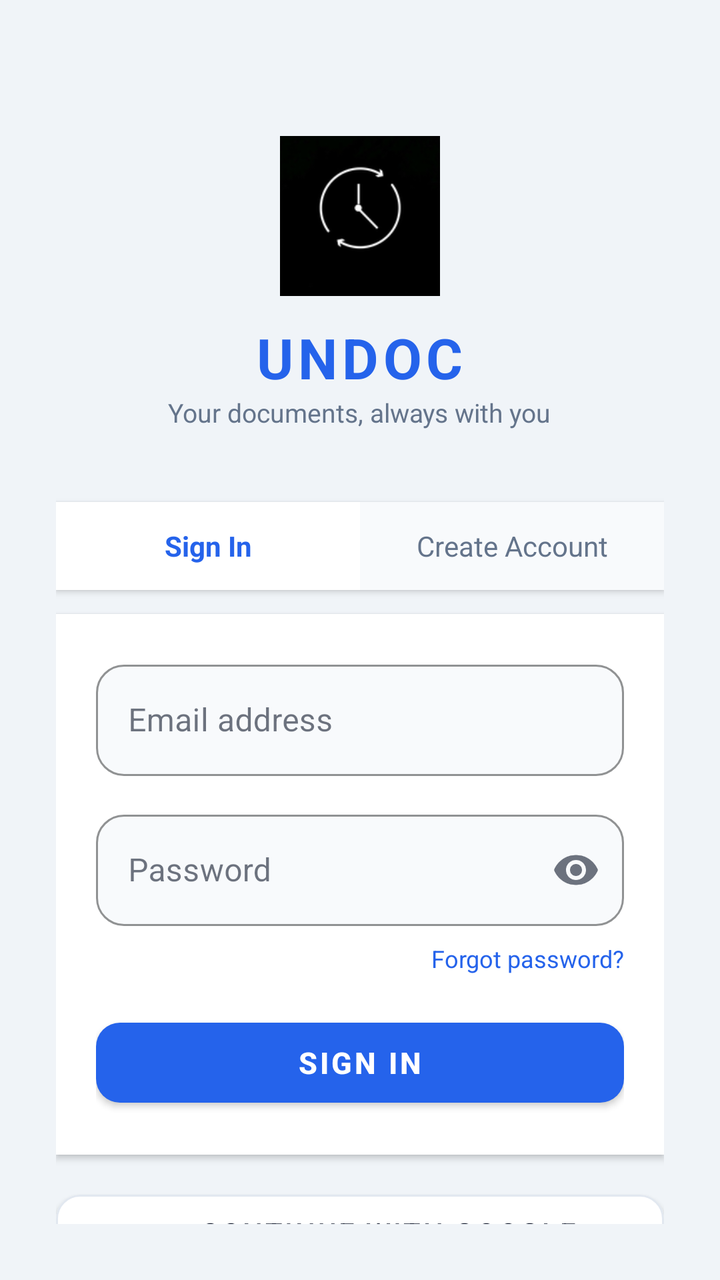
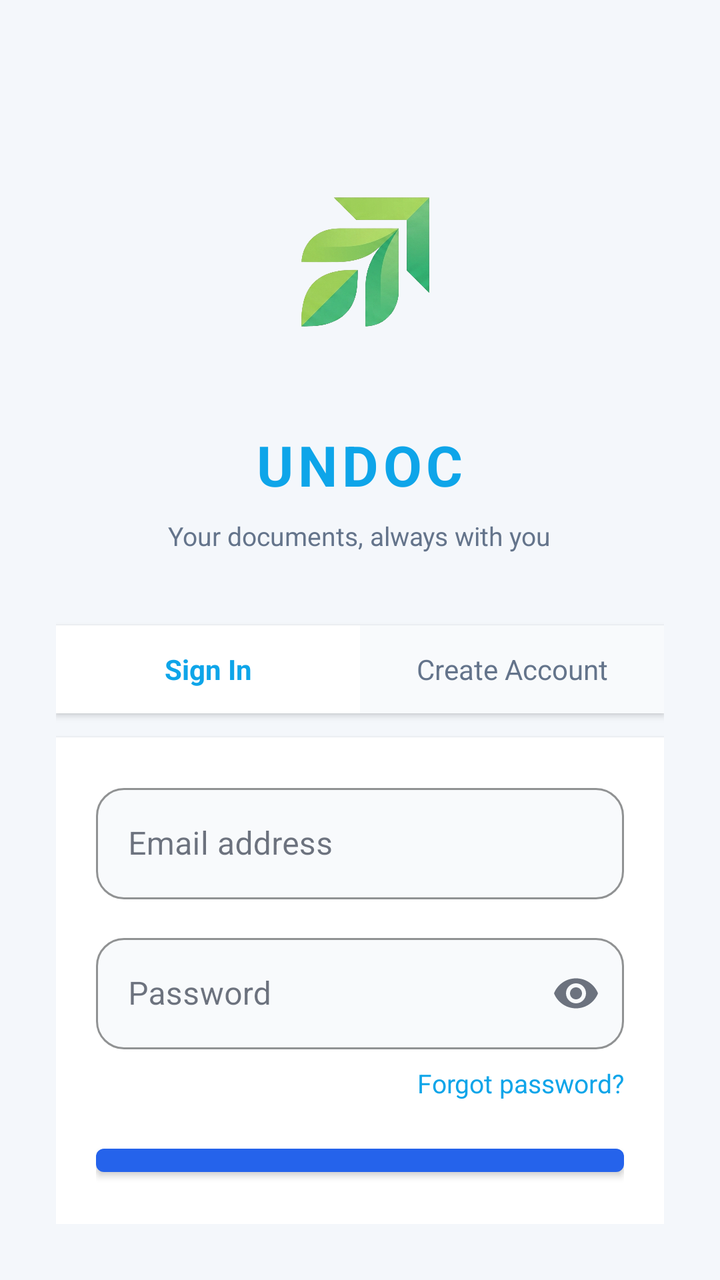

An Android layout rendered at two revisions. The XML below is the earlier revision; the diff shows what the commit changed to produce the second picture.
<!-- AndroidManifest.xml: application theme Theme.DocExpiryTracker -->
<!-- res/layout/activity_login.xml -->
<?xml version="1.0" encoding="utf-8"?>
<LinearLayout xmlns:android="http://schemas.android.com/apk/res/android"
    xmlns:app="http://schemas.android.com/apk/res-auto"
    android:layout_width="match_parent"
    android:layout_height="match_parent"
    android:background="@color/bg_app"
    android:gravity="center_horizontal"
    android:orientation="vertical"
    android:padding="28dp">

    
    <ImageView
        android:layout_width="80dp"
        android:layout_height="80dp"
        android:layout_marginTop="40dp"
        android:layout_marginBottom="12dp"
        android:src="@mipmap/ic_launcher"
        android:scaleType="fitCenter" />

    <TextView
        android:layout_width="wrap_content"
        android:layout_height="wrap_content"
        android:text="UNDOC"
        android:textColor="@color/colorPrimary"
        android:textSize="28sp"
        android:textStyle="bold"
        android:letterSpacing="0.08" />

    <TextView
        android:layout_width="wrap_content"
        android:layout_height="wrap_content"
        android:layout_marginBottom="36dp"
        android:text="Your documents, always with you"
        android:textColor="@color/text_secondary"
        android:textSize="13sp" />

    
    <LinearLayout
        android:layout_width="match_parent"
        android:layout_height="wrap_content"
        android:background="#FFFFFF"
        android:elevation="2dp"
        android:orientation="horizontal">

        <TextView
            android:id="@+id/tab_login"
            android:layout_width="0dp"
            android:layout_height="44dp"
            android:layout_weight="1"
            android:gravity="center"
            android:text="Sign In"
            android:textColor="@color/colorPrimary"
            android:textSize="14sp"
            android:textStyle="bold"
            android:background="@drawable/bg_tab_selected" />

        <TextView
            android:id="@+id/tab_signup"
            android:layout_width="0dp"
            android:layout_height="44dp"
            android:layout_weight="1"
            android:gravity="center"
            android:text="Create Account"
            android:textColor="@color/text_secondary"
            android:textSize="14sp"
            android:background="@drawable/bg_tab_unselected" />
    </LinearLayout>

    
    <LinearLayout
        android:layout_width="match_parent"
        android:layout_height="wrap_content"
        android:layout_marginTop="12dp"
        android:background="#FFFFFF"
        android:elevation="2dp"
        android:orientation="vertical"
        android:paddingLeft="20dp"
        android:paddingRight="20dp"
        android:paddingTop="20dp"
        android:paddingBottom="20dp">

        <com.google.android.material.textfield.TextInputLayout
            android:layout_width="match_parent"
            android:layout_height="wrap_content"
            android:layout_marginBottom="14dp"
            android:hint="Email address"
            style="@style/InputField">
            <com.google.android.material.textfield.TextInputEditText
                android:id="@+id/et_email"
                android:layout_width="match_parent"
                android:layout_height="wrap_content"
                android:inputType="textEmailAddress"
                android:imeOptions="actionNext" />
        </com.google.android.material.textfield.TextInputLayout>

        <com.google.android.material.textfield.TextInputLayout
            android:id="@+id/til_password"
            android:layout_width="match_parent"
            android:layout_height="wrap_content"
            android:layout_marginBottom="8dp"
            android:hint="Password"
            app:endIconMode="password_toggle"
            style="@style/InputField">
            <com.google.android.material.textfield.TextInputEditText
                android:id="@+id/et_password"
                android:layout_width="match_parent"
                android:layout_height="wrap_content"
                android:inputType="textPassword"
                android:imeOptions="actionDone" />
        </com.google.android.material.textfield.TextInputLayout>

        
        <TextView
            android:id="@+id/tv_forgot"
            android:layout_width="wrap_content"
            android:layout_height="wrap_content"
            android:layout_gravity="end"
            android:layout_marginBottom="18dp"
            android:clickable="true"
            android:focusable="true"
            android:text="Forgot password?"
            android:textColor="@color/colorPrimary"
            android:textSize="12sp" />

        <com.google.android.material.button.MaterialButton
            android:id="@+id/btn_auth"
            android:layout_width="match_parent"
            android:layout_height="52dp"
            android:text="Sign In"
            android:textColor="#FFFFFF"
            android:textSize="15sp"
            android:textStyle="bold"
            app:backgroundTint="@color/colorPrimary"
            app:cornerRadius="12dp" />

        
        <ProgressBar
            android:id="@+id/progress"
            android:layout_width="wrap_content"
            android:layout_height="wrap_content"
            android:layout_gravity="center"
            android:layout_marginTop="12dp"
            android:visibility="gone" />

        <TextView
            android:id="@+id/tv_error"
            android:layout_width="match_parent"
            android:layout_height="wrap_content"
            android:layout_marginTop="8dp"
            android:gravity="center"
            android:textColor="#EF4444"
            android:textSize="13sp"
            android:visibility="gone" />

    </LinearLayout>

    
    <com.google.android.material.button.MaterialButton
        android:id="@+id/btn_google"
        android:layout_width="match_parent"
        android:layout_height="50dp"
        android:layout_marginTop="14dp"
        android:text="Continue with Google"
        android:textColor="@color/text_primary"
        android:textSize="14sp"
        app:backgroundTint="#FFFFFF"
        app:cornerRadius="12dp"
        app:strokeColor="@color/divider"
        app:strokeWidth="1dp"
        app:icon="@drawable/ic_google"
        app:iconGravity="textStart"
        app:iconSize="20dp" />

    <TextView
        android:layout_width="wrap_content"
        android:layout_height="wrap_content"
        android:layout_marginTop="24dp"
        android:gravity="center"
        android:text="Your data is encrypted and stored securely."
        android:textColor="@color/text_hint"
        android:textSize="11sp" />

</LinearLayout>
<!-- resources referenced by this layout -->
<resources>
  <color name="bg_app">#F0F4F8</color>
  <color name="colorPrimary">#2563EB</color>
  <color name="divider">#E2E8F0</color>
  <color name="text_hint">#CBD5E1</color>
  <color name="text_primary">#0F172A</color>
  <color name="text_secondary">#64748B</color>
  <!-- drawable bg_tab_selected (drawable) -->
  <?xml version="1.0" encoding="utf-8"?>
  <shape xmlns:android="http://schemas.android.com/apk/res/android">
      <solid android:color="#FFFFFF"/>
      <stroke android:width="0dp" android:color="#00000000"/>
      <corners android:radius="0dp"/>
      
  </shape>
  <!-- drawable bg_tab_unselected (drawable) -->
  <?xml version="1.0" encoding="utf-8"?>
  <shape xmlns:android="http://schemas.android.com/apk/res/android">
      <solid android:color="#F8FAFC"/>
  </shape>
  <!-- drawable ic_google (drawable) -->
  <vector xmlns:android="http://schemas.android.com/apk/res/android"
      android:width="24dp"
      android:height="24dp"
      android:viewportWidth="24"
      android:viewportHeight="24">
    <path android:fillColor="#4285F4" android:pathData="M22.56,12.25c0,-0.78 -0.07,-1.53 -0.2,-2.25H12v4.26h5.92c-0.26,1.37 -1.04,2.53 -2.21,3.31v2.77h3.57c2.08,-1.92 3.28,-4.74 3.28,-8.09z"/>
    <path android:fillColor="#34A853" android:pathData="M12,23c2.97,0 5.46,-0.98 7.28,-2.66l-3.57,-2.77c-0.98,0.66 -2.23,1.06 -3.71,1.06 -2.86,0 -5.29,-1.93 -6.16,-4.53H2.18v2.84C3.99,20.53 7.7,23 12,23z"/>
    <path android:fillColor="#FBBC05" android:pathData="M5.84,14.09c-0.22,-0.66 -0.35,-1.36 -0.35,-2.09s0.13,-1.43 0.35,-2.09V7.07H2.18C1.43,8.55 1,10.22 1,12s0.43,3.45 1.18,4.93l2.85,-2.22 0.81,-0.62z"/>
    <path android:fillColor="#EA4335" android:pathData="M12,5.38c1.62,0 3.06,0.56 4.21,1.64l3.15,-3.15C17.45,2.09 14.97,1 12,1 7.7,1 3.99,3.47 2.18,7.07l3.66,2.84c0.87,-2.6 3.3,-4.53 6.16,-4.53z"/>
  </vector>
  <!-- mipmap ic_launcher: png bitmap (mipmap-hdpi, 3026 bytes) -->
  <style name="InputField" parent="Widget.MaterialComponents.TextInputLayout.OutlinedBox">
          <item name="boxBackgroundColor">#F8FAFC</item>
          <item name="boxStrokeColor">@color/colorPrimary</item>
          <item name="hintTextColor">#94A3B8</item>
          <item name="boxCornerRadiusTopStart">14dp</item>
          <item name="boxCornerRadiusTopEnd">14dp</item>
          <item name="boxCornerRadiusBottomStart">14dp</item>
          <item name="boxCornerRadiusBottomEnd">14dp</item>
      </style>
  <style name="DialogTheme" parent="ThemeOverlay.MaterialComponents.MaterialAlertDialog">
          <item name="android:background">#FFFFFF</item>
          <item name="colorPrimary">#2563EB</item>
          <item name="android:textColor">#0F172A</item>
          <item name="colorSurface">#FFFFFF</item>
          <item name="buttonBarPositiveButtonStyle">@style/PositiveBtn</item>
          <item name="buttonBarNegativeButtonStyle">@style/NegativeBtn</item>
          <item name="shapeAppearanceMediumComponent">@style/RoundedDialog</item>
      </style>
  <style name="PositiveBtn" parent="Widget.MaterialComponents.Button.TextButton.Dialog">
          <item name="android:textColor">#2563EB</item>
          <item name="android:textStyle">bold</item>
      </style>
  <style name="NegativeBtn" parent="Widget.MaterialComponents.Button.TextButton.Dialog">
          <item name="android:textColor">#94A3B8</item>
      </style>
  <style name="RoundedDialog" parent="ShapeAppearance.MaterialComponents.MediumComponent">
          <item name="cornerSize">20dp</item>
      </style>
  <!-- unchanged entries left out for length: 1 -->
</resources>

<!-- the commit's change to res/layout/activity_login.xml (unified diff, before → after) -->
@@ -8,18 +8,30 @@
     android:orientation="vertical"
     android:padding="28dp">
 
-    
-    <ImageView
-        android:layout_width="80dp"
-        android:layout_height="80dp"
-        android:layout_marginTop="40dp"
-        android:layout_marginBottom="12dp"
-        android:src="@mipmap/ic_launcher"
-        android:scaleType="fitCenter" />
+    <androidx.constraintlayout.widget.ConstraintLayout
+        android:layout_width="match_parent"
+        android:layout_height="wrap_content"
+        android:layout_marginTop="32dp"
+        android:layout_marginBottom="12dp">
+
+        <ImageView
+            android:id="@+id/iv_logo"
+            android:layout_width="260dp"
+            android:layout_height="wrap_content"
+            android:adjustViewBounds="true"
+            android:scaleType="fitCenter"
+            app:srcCompat="@drawable/app_logo"
+            app:layout_constraintBottom_toBottomOf="parent"
+            app:layout_constraintEnd_toEndOf="parent"
+            app:layout_constraintStart_toStartOf="parent"
+            app:layout_constraintTop_toTopOf="parent" />
+
+    </androidx.constraintlayout.widget.ConstraintLayout>
 
     <TextView
         android:layout_width="wrap_content"
         android:layout_height="wrap_content"
+        android:layout_marginBottom="8dp"
         android:text="UNDOC"
         android:textColor="@color/colorPrimary"
         android:textSize="28sp"
@@ -34,7 +46,6 @@
         android:textColor="@color/text_secondary"
         android:textSize="13sp" />
 
-    
     <LinearLayout
         android:layout_width="match_parent"
         android:layout_height="wrap_content"
@@ -66,7 +77,6 @@
             android:background="@drawable/bg_tab_unselected" />
     </LinearLayout>
 
-    
     <LinearLayout
         android:layout_width="match_parent"
         android:layout_height="wrap_content"
@@ -75,8 +85,8 @@
         android:elevation="2dp"
         android:orientation="vertical"
         android:paddingLeft="20dp"
+        android:paddingTop="20dp"
         android:paddingRight="20dp"
-        android:paddingTop="20dp"
         android:paddingBottom="20dp">
 
         <com.google.android.material.textfield.TextInputLayout
@@ -85,6 +95,7 @@
             android:layout_marginBottom="14dp"
             android:hint="Email address"
             style="@style/InputField">
+
             <com.google.android.material.textfield.TextInputEditText
                 android:id="@+id/et_email"
                 android:layout_width="match_parent"
@@ -101,6 +112,7 @@
             android:hint="Password"
             app:endIconMode="password_toggle"
             style="@style/InputField">
+
             <com.google.android.material.textfield.TextInputEditText
                 android:id="@+id/et_password"
                 android:layout_width="match_parent"
@@ -109,7 +121,6 @@
                 android:imeOptions="actionDone" />
         </com.google.android.material.textfield.TextInputLayout>
 
-        
         <TextView
             android:id="@+id/tv_forgot"
             android:layout_width="wrap_content"
@@ -120,25 +131,20 @@
             android:focusable="true"
             android:text="Forgot password?"
             android:textColor="@color/colorPrimary"
-            android:textSize="12sp" />
+            android:textSize="13sp" />
 
         <com.google.android.material.button.MaterialButton
             android:id="@+id/btn_auth"
             android:layout_width="match_parent"
-            android:layout_height="52dp"
+            android:layout_height="wrap_content"
             android:text="Sign In"
-            android:textColor="#FFFFFF"
-            android:textSize="15sp"
-            android:textStyle="bold"
-            app:backgroundTint="@color/colorPrimary"
-            app:cornerRadius="12dp" />
+            android:textAllCaps="false" />
 
-        
         <ProgressBar
             android:id="@+id/progress"
             android:layout_width="wrap_content"
             android:layout_height="wrap_content"
-            android:layout_gravity="center"
+            android:layout_gravity="center_horizontal"
             android:layout_marginTop="12dp"
             android:visibility="gone" />
 
@@ -146,38 +152,18 @@
             android:id="@+id/tv_error"
             android:layout_width="match_parent"
             android:layout_height="wrap_content"
-            android:layout_marginTop="8dp"
-            android:gravity="center"
-            android:textColor="#EF4444"
+            android:layout_marginTop="10dp"
+            android:textColor="#D32F2F"
             android:textSize="13sp"
             android:visibility="gone" />
 
+        <View
+            android:layout_width="match_parent"
+            android:layout_height="12dp" />
+
+        <com.google.android.gms.common.SignInButton
+            android:id="@+id/btn_google"
+            android:layout_width="match_parent"
+            android:layout_height="wrap_content" />
     </LinearLayout>
-
-    
-    <com.google.android.material.button.MaterialButton
-        android:id="@+id/btn_google"
-        android:layout_width="match_parent"
-        android:layout_height="50dp"
-        android:layout_marginTop="14dp"
-        android:text="Continue with Google"
-        android:textColor="@color/text_primary"
-        android:textSize="14sp"
-        app:backgroundTint="#FFFFFF"
-        app:cornerRadius="12dp"
-        app:strokeColor="@color/divider"
-        app:strokeWidth="1dp"
-        app:icon="@drawable/ic_google"
-        app:iconGravity="textStart"
-        app:iconSize="20dp" />
-
-    <TextView
-        android:layout_width="wrap_content"
-        android:layout_height="wrap_content"
-        android:layout_marginTop="24dp"
-        android:gravity="center"
-        android:text="Your data is encrypted and stored securely."
-        android:textColor="@color/text_hint"
-        android:textSize="11sp" />
-
 </LinearLayout>
<!-- resource entries referenced after the edit -->
@@ -1,11 +1,9 @@
 <!-- resources referenced by this layout -->
 <resources>
-  <color name="bg_app">#F0F4F8</color>
-  <color name="colorPrimary">#2563EB</color>
-  <color name="divider">#E2E8F0</color>
-  <color name="text_hint">#CBD5E1</color>
-  <color name="text_primary">#0F172A</color>
+  <color name="bg_app">#F4F7FB</color>
+  <color name="colorPrimary">#0EA5E9</color>
   <color name="text_secondary">#64748B</color>
+  <!-- drawable app_logo: png bitmap (drawable, 628325 bytes) -->
   <!-- drawable bg_tab_selected (drawable) -->
   <?xml version="1.0" encoding="utf-8"?>
   <shape xmlns:android="http://schemas.android.com/apk/res/android">
@@ -19,18 +17,6 @@
   <shape xmlns:android="http://schemas.android.com/apk/res/android">
       <solid android:color="#F8FAFC"/>
   </shape>
-  <!-- drawable ic_google (drawable) -->
-  <vector xmlns:android="http://schemas.android.com/apk/res/android"
-      android:width="24dp"
-      android:height="24dp"
-      android:viewportWidth="24"
-      android:viewportHeight="24">
-    <path android:fillColor="#4285F4" android:pathData="M22.56,12.25c0,-0.78 -0.07,-1.53 -0.2,-2.25H12v4.26h5.92c-0.26,1.37 -1.04,2.53 -2.21,3.31v2.77h3.57c2.08,-1.92 3.28,-4.74 3.28,-8.09z"/>
-    <path android:fillColor="#34A853" android:pathData="M12,23c2.97,0 5.46,-0.98 7.28,-2.66l-3.57,-2.77c-0.98,0.66 -2.23,1.06 -3.71,1.06 -2.86,0 -5.29,-1.93 -6.16,-4.53H2.18v2.84C3.99,20.53 7.7,23 12,23z"/>
-    <path android:fillColor="#FBBC05" android:pathData="M5.84,14.09c-0.22,-0.66 -0.35,-1.36 -0.35,-2.09s0.13,-1.43 0.35,-2.09V7.07H2.18C1.43,8.55 1,10.22 1,12s0.43,3.45 1.18,4.93l2.85,-2.22 0.81,-0.62z"/>
-    <path android:fillColor="#EA4335" android:pathData="M12,5.38c1.62,0 3.06,0.56 4.21,1.64l3.15,-3.15C17.45,2.09 14.97,1 12,1 7.7,1 3.99,3.47 2.18,7.07l3.66,2.84c0.87,-2.6 3.3,-4.53 6.16,-4.53z"/>
-  </vector>
-  <!-- mipmap ic_launcher: png bitmap (mipmap-hdpi, 3026 bytes) -->
   <style name="InputField" parent="Widget.MaterialComponents.TextInputLayout.OutlinedBox">
           <item name="boxBackgroundColor">#F8FAFC</item>
           <item name="boxStrokeColor">@color/colorPrimary</item>
